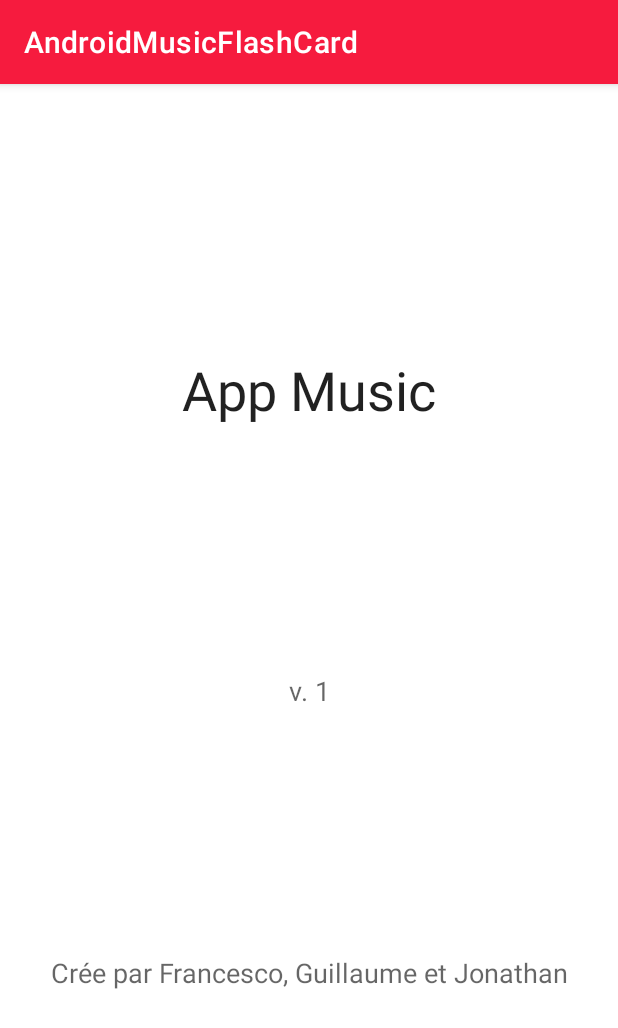
After one commit to Francesco-HART/Flashcard, an Android app: the AboutActivity screen opened directly, with no data from a screen before it, on a phone screen of 412 x 824 dp. The commit adds this screen. Shown: the top 1028 px of the screen. Run offline under Robolectric (Android 15) with nearby library versions, the phone set to English and light mode, and no system bars.

Commit message:
story11 done

```diff
--- a/app/src/main/AndroidManifest.xml
+++ b/app/src/main/AndroidManifest.xml
@@ -9,9 +9,8 @@
         android:roundIcon="@mipmap/ic_launcher_round"
         android:supportsRtl="true"
         android:theme="@style/Theme.AndroidMusicFlashCard">
-        <activity android:name=".QuestionActivity">
-
-        </activity>
+        <activity android:name=".AboutActivity"></activity>
+        <activity android:name=".QuestionActivity"></activity>
         <activity android:name=".MainActivity">
             <intent-filter>
                 <action android:name="android.intent.action.MAIN" />
--- /dev/null
+++ b/app/src/main/java/com/jonathan/androidmusicflashcard/AboutActivity.java
@@ -0,0 +1,22 @@
+package com.jonathan.androidmusicflashcard;
+
+import androidx.appcompat.app.AppCompatActivity;
+
+import android.os.Bundle;
+import android.widget.TextView;
+
+public class AboutActivity extends AppCompatActivity {
+
+    @Override
+    protected void onCreate(Bundle savedInstanceState) {
+        super.onCreate(savedInstanceState);
+        setContentView(R.layout.activity_about);
+
+        TextView nameTextView = findViewById(R.id.nameTextView);
+        nameTextView.setText("App Music");
+        TextView emailTextView = findViewById(R.id.byTextView);
+        emailTextView.setText("Crée par Francesco, Guillaume et Jonathan");
+        TextView versionTextView = findViewById(R.id.versionTextView);
+        versionTextView.setText("v. " + String.valueOf(BuildConfig.VERSION_CODE));
+    }
+}
--- a/app/src/main/java/com/jonathan/androidmusicflashcard/MainActivity.java
+++ b/app/src/main/java/com/jonathan/androidmusicflashcard/MainActivity.java
@@ -21,7 +21,6 @@ public class MainActivity extends AppCompatActivity {
 
     @Override
     protected void onCreate(Bundle savedInstanceState) {
-        Intent intent = new Intent(this, MainActivity.class);
         super.onCreate(savedInstanceState);
         setContentView(R.layout.activity_main);
 
@@ -61,6 +60,12 @@ public class MainActivity extends AppCompatActivity {
              });
              dialog.show();
         });
+
+        Button aboutButton = findViewById(R.id.aboutButton);
+        aboutButton.setOnClickListener(v -> {
+            Intent intentAbout = new Intent(MainActivity.this, AboutActivity.class);
+            startActivity(intentAbout);
+        });
     }
 
     public void openPopUp() {
--- /dev/null
+++ b/app/src/main/res/layout/activity_about.xml
@@ -0,0 +1,45 @@
+<?xml version="1.0" encoding="utf-8"?>
+<androidx.constraintlayout.widget.ConstraintLayout xmlns:android="http://schemas.android.com/apk/res/android"
+    xmlns:app="http://schemas.android.com/apk/res-auto"
+    xmlns:tools="http://schemas.android.com/tools"
+    android:layout_width="match_parent"
+    android:layout_height="match_parent"
+    tools:context=".AboutActivity">
+
+    <TextView
+        android:id="@+id/nameTextView"
+        android:layout_width="wrap_content"
+        android:layout_height="wrap_content"
+        android:layout_marginTop="16dp"
+        android:gravity="center"
+        android:text="Name Of Appplication"
+        android:textAppearance="@style/TextAppearance.AppCompat.Large"
+        android:textSize="36sp"
+        app:layout_constraintBottom_toTopOf="@+id/versionTextView"
+        app:layout_constraintEnd_toEndOf="parent"
+        app:layout_constraintHorizontal_bias="0.5"
+        app:layout_constraintStart_toStartOf="parent"
+        app:layout_constraintTop_toTopOf="parent" />
+
+    <TextView
+        android:id="@+id/versionTextView"
+        android:layout_width="wrap_content"
+        android:layout_height="wrap_content"
+        android:text="v.1.0.0"
+        android:textAppearance="@style/TextAppearance.AppCompat.Medium"
+        app:layout_constraintBottom_toTopOf="@+id/byTextView"
+        app:layout_constraintEnd_toEndOf="@+id/nameTextView"
+        app:layout_constraintStart_toStartOf="@+id/nameTextView"
+        app:layout_constraintTop_toBottomOf="@+id/nameTextView" />
+
+    <TextView
+        android:id="@+id/byTextView"
+        android:layout_width="wrap_content"
+        android:layout_height="wrap_content"
+        android:text="By"
+        android:textAppearance="@style/TextAppearance.AppCompat.Medium"
+        app:layout_constraintBottom_toBottomOf="parent"
+        app:layout_constraintEnd_toEndOf="@+id/nameTextView"
+        app:layout_constraintStart_toStartOf="@+id/nameTextView"
+        app:layout_constraintTop_toBottomOf="@+id/versionTextView" />
+</androidx.constraintlayout.widget.ConstraintLayout>
```
